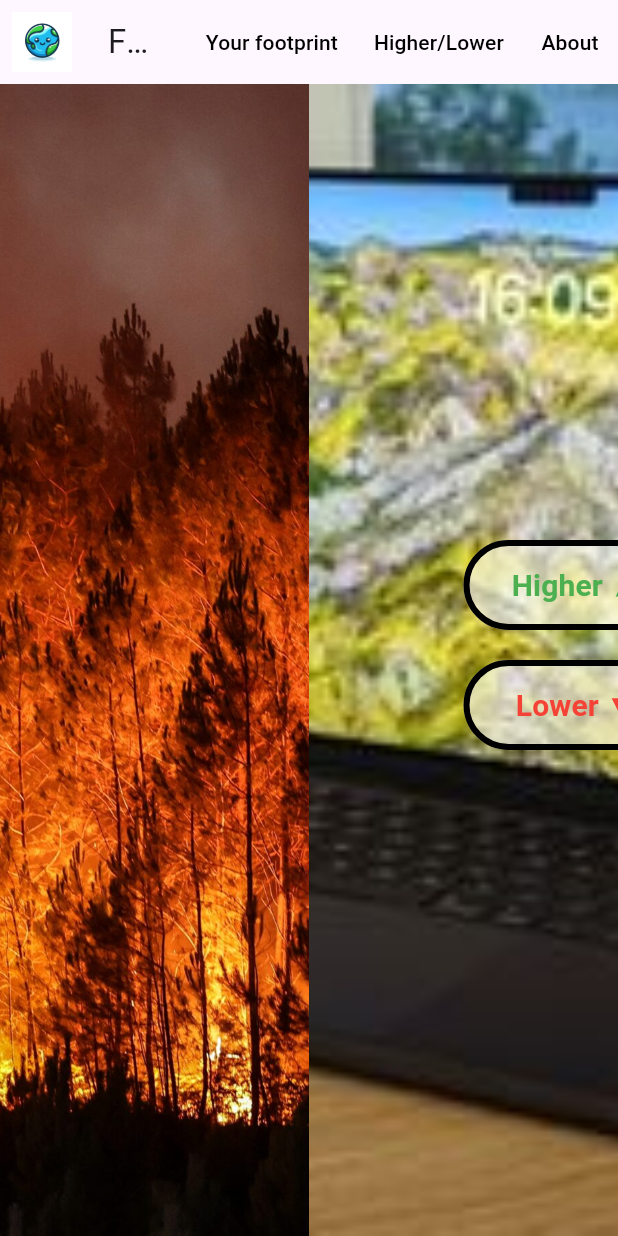
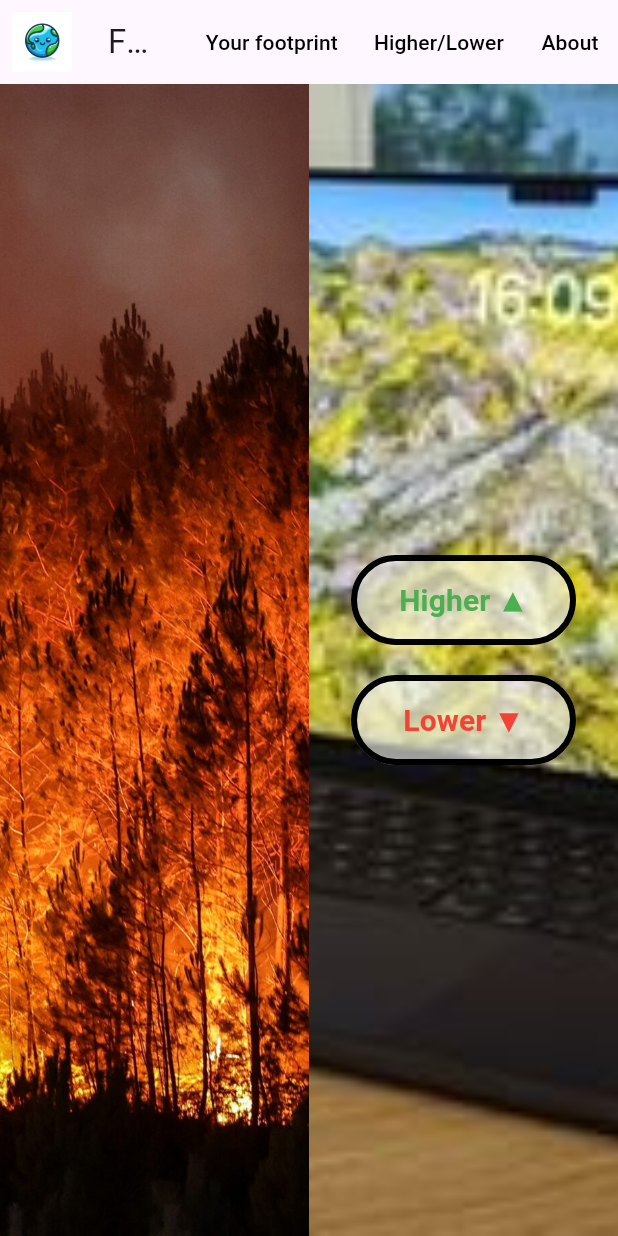
Before and after one commit to tacecapSx/fair-carbon-project, a Flutter app: the HigherLowerPage screen opened directly, on a phone screen of 412 x 824 dp. Run offline on Flutter 3.47's test engine with Material 3 defaults, Android fonts, the phone set to English and light mode, and no system bars.

Commit message:
main page design, small simplifications for higher/lower page

```diff
--- a/lib/higher_lower_page.dart
+++ b/lib/higher_lower_page.dart
@@ -6,8 +6,8 @@ class HigherLowerPage extends StatelessWidget {
 
     @override
     Widget build(BuildContext context) {
-    double windowHeight = MediaQuery.of(context).size.height;
-    double windowWidth = MediaQuery.of(context).size.width;
+    //double windowHeight = MediaQuery.of(context).size.height;
+    //double windowWidth = MediaQuery.of(context).size.width;
 
     return Scaffold(
 
@@ -31,9 +31,6 @@ class HigherLowerPage extends StatelessWidget {
             ),
         ),
           Expanded(
-            child: AspectRatio(
-                aspectRatio: 0.01,
-                child: ClipRect(
             child: LayoutBuilder(
               builder: (BuildContext context, BoxConstraints constraints) {
                 return Stack(
@@ -48,10 +45,9 @@ class HigherLowerPage extends StatelessWidget {
                     ),
 
                     //Higher or lower buttons
-                        Positioned(
-                            top: constraints.maxHeight / 2 - 80,
-                            left: (windowWidth - constraints.maxWidth) / 2,
+                    Center(
                         child: Column(
+                            mainAxisAlignment: MainAxisAlignment.center,
                             children: [
 
                         //Higher button
@@ -127,8 +123,6 @@ class HigherLowerPage extends StatelessWidget {
               },
             ),
           ),
-            ),
-          ),
         ],
       ),
     );
```
Also changed, not shown: lib/custom_widgets.dart (+60 -0 lines), lib/main.dart (+5 -38 lines), assets/calculator.jpg (added), assets/higherlowerpage.png (added). Lines whose indentation alone changed are shown as unchanged.
